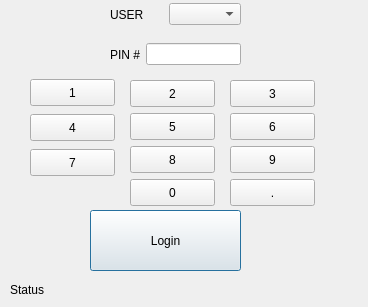
Above: login_dialog.ui from spydazcomputers/PayTERM before the change. Below: the same form after it.
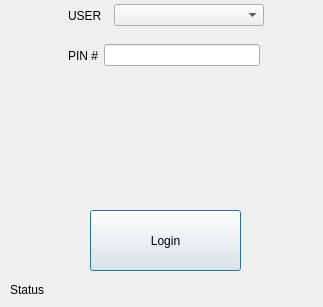
That is the form after the change. Custom widgets are drawn as their Qt base class.

Commit message: Added input formating on mobile number, changed price input to doublespinbox with validation, changed layouts, made numeric keypad a modular widget that can be embedded in each UI as opposed to recoding each time

```diff
--- a/login_dialog.ui
+++ b/login_dialog.ui
@@ -6,7 +6,7 @@
    <rect>
     <x>0</x>
     <y>0</y>
-    <width>368</width>
+    <width>323</width>
     <height>307</height>
    </rect>
   </property>
@@ -32,50 +32,6 @@
     <string>Login</string>
    </property>
   </widget>
-  <widget class="QWidget" name="layoutWidget">
-   <property name="geometry">
-    <rect>
-     <x>110</x>
-     <y>40</y>
-     <width>131</width>
-     <height>29</height>
-    </rect>
-   </property>
-   <layout class="QHBoxLayout" name="horizontalLayout">
-    <item>
-     <widget class="QLabel" name="label">
-      <property name="text">
-       <string>PIN #</string>
-      </property>
-     </widget>
-    </item>
-    <item>
-     <widget class="QLineEdit" name="lineEdit"/>
-    </item>
-   </layout>
-  </widget>
-  <widget class="QWidget" name="layoutWidget">
-   <property name="geometry">
-    <rect>
-     <x>110</x>
-     <y>0</y>
-     <width>131</width>
-     <height>29</height>
-    </rect>
-   </property>
-   <layout class="QHBoxLayout" name="horizontalLayout_2">
-    <item>
-     <widget class="QLabel" name="label_2">
-      <property name="text">
-       <string>USER</string>
-      </property>
-     </widget>
-    </item>
-    <item>
-     <widget class="QComboBox" name="comboBox_USER"/>
-    </item>
-   </layout>
-  </widget>
   <widget class="QLabel" name="UserStatus">
    <property name="geometry">
     <rect>
@@ -89,216 +45,92 @@
     <string>Status</string>
    </property>
   </widget>
-  <widget class="QPushButton" name="KP3">
+  <widget class="Keypad" name="widget" native="true">
    <property name="geometry">
     <rect>
-     <x>230</x>
-     <y>80</y>
-     <width>85</width>
-     <height>27</height>
+     <x>10</x>
+     <y>70</y>
+     <width>298</width>
+     <height>141</height>
     </rect>
    </property>
-   <property name="focusPolicy">
-    <enum>Qt::NoFocus</enum>
+   <property name="minimumSize">
+    <size>
+     <width>298</width>
+     <height>132</height>
+    </size>
    </property>
-   <property name="text">
-    <string>3</string>
-   </property>
-   <attribute name="buttonGroup">
-    <string notr="true">buttonGroup</string>
-   </attribute>
   </widget>
-  <widget class="QPushButton" name="KP9">
+  <widget class="QWidget" name="">
    <property name="geometry">
     <rect>
-     <x>230</x>
-     <y>146</y>
-     <width>85</width>
-     <height>27</height>
+     <x>68</x>
+     <y>1</y>
+     <width>196</width>
+     <height>29</height>
     </rect>
    </property>
-   <property name="focusPolicy">
-    <enum>Qt::NoFocus</enum>
-   </property>
-   <property name="text">
-    <string>9</string>
-   </property>
-   <attribute name="buttonGroup">
-    <string notr="true">buttonGroup</string>
-   </attribute>
+   <layout class="QHBoxLayout" name="horizontalLayout">
+    <item>
+     <widget class="QLabel" name="label_2">
+      <property name="text">
+       <string>USER</string>
+      </property>
+     </widget>
+    </item>
+    <item>
+     <widget class="QComboBox" name="comboBox_USER">
+      <property name="sizePolicy">
+       <sizepolicy hsizetype="Fixed" vsizetype="Fixed">
+        <horstretch>0</horstretch>
+        <verstretch>0</verstretch>
+       </sizepolicy>
+      </property>
+      <property name="minimumSize">
+       <size>
+        <width>150</width>
+        <height>0</height>
+       </size>
+      </property>
+     </widget>
+    </item>
+   </layout>
   </widget>
-  <widget class="QPushButton" name="KP0">
+  <widget class="QWidget" name="">
    <property name="geometry">
     <rect>
-     <x>130</x>
-     <y>179</y>
-     <width>85</width>
-     <height>27</height>
+     <x>68</x>
+     <y>41</y>
+     <width>192</width>
+     <height>29</height>
     </rect>
    </property>
-   <property name="focusPolicy">
-    <enum>Qt::NoFocus</enum>
-   </property>
-   <property name="text">
-    <string>0</string>
-   </property>
-   <attribute name="buttonGroup">
-    <string notr="true">buttonGroup</string>
-   </attribute>
-  </widget>
-  <widget class="QPushButton" name="KP1">
-   <property name="geometry">
-    <rect>
-     <x>30</x>
-     <y>79</y>
-     <width>85</width>
-     <height>27</height>
-    </rect>
-   </property>
-   <property name="focusPolicy">
-    <enum>Qt::NoFocus</enum>
-   </property>
-   <property name="text">
-    <string>1</string>
-   </property>
-   <attribute name="buttonGroup">
-    <string notr="true">buttonGroup</string>
-   </attribute>
-  </widget>
-  <widget class="QPushButton" name="KP6">
-   <property name="geometry">
-    <rect>
-     <x>230</x>
-     <y>113</y>
-     <width>85</width>
-     <height>27</height>
-    </rect>
-   </property>
-   <property name="focusPolicy">
-    <enum>Qt::NoFocus</enum>
-   </property>
-   <property name="text">
-    <string>6</string>
-   </property>
-   <attribute name="buttonGroup">
-    <string notr="true">buttonGroup</string>
-   </attribute>
-  </widget>
-  <widget class="QPushButton" name="KP5">
-   <property name="geometry">
-    <rect>
-     <x>130</x>
-     <y>113</y>
-     <width>85</width>
-     <height>27</height>
-    </rect>
-   </property>
-   <property name="focusPolicy">
-    <enum>Qt::NoFocus</enum>
-   </property>
-   <property name="text">
-    <string>5</string>
-   </property>
-   <attribute name="buttonGroup">
-    <string notr="true">buttonGroup</string>
-   </attribute>
-  </widget>
-  <widget class="QPushButton" name="KP7">
-   <property name="geometry">
-    <rect>
-     <x>30</x>
-     <y>149</y>
-     <width>85</width>
-     <height>27</height>
-    </rect>
-   </property>
-   <property name="focusPolicy">
-    <enum>Qt::NoFocus</enum>
-   </property>
-   <property name="text">
-    <string>7</string>
-   </property>
-   <attribute name="buttonGroup">
-    <string notr="true">buttonGroup</string>
-   </attribute>
-  </widget>
-  <widget class="QPushButton" name="KP0_2">
-   <property name="geometry">
-    <rect>
-     <x>230</x>
-     <y>179</y>
-     <width>85</width>
-     <height>27</height>
-    </rect>
-   </property>
-   <property name="focusPolicy">
-    <enum>Qt::NoFocus</enum>
-   </property>
-   <property name="text">
-    <string>.</string>
-   </property>
-   <attribute name="buttonGroup">
-    <string notr="true">buttonGroup</string>
-   </attribute>
-  </widget>
-  <widget class="QPushButton" name="KP4">
-   <property name="geometry">
-    <rect>
-     <x>30</x>
-     <y>114</y>
-     <width>85</width>
-     <height>27</height>
-    </rect>
-   </property>
-   <property name="focusPolicy">
-    <enum>Qt::NoFocus</enum>
-   </property>
-   <property name="text">
-    <string>4</string>
-   </property>
-   <attribute name="buttonGroup">
-    <string notr="true">buttonGroup</string>
-   </attribute>
-  </widget>
-  <widget class="QPushButton" name="KP8">
-   <property name="geometry">
-    <rect>
-     <x>130</x>
-     <y>146</y>
-     <width>85</width>
-     <height>27</height>
-    </rect>
-   </property>
-   <property name="focusPolicy">
-    <enum>Qt::NoFocus</enum>
-   </property>
-   <property name="text">
-    <string>8</string>
-   </property>
-   <attribute name="buttonGroup">
-    <string notr="true">buttonGroup</string>
-   </attribute>
-  </widget>
-  <widget class="QPushButton" name="KP2">
-   <property name="geometry">
-    <rect>
-     <x>130</x>
-     <y>80</y>
-     <width>85</width>
-     <height>27</height>
-    </rect>
-   </property>
-   <property name="focusPolicy">
-    <enum>Qt::NoFocus</enum>
-   </property>
-   <property name="text">
-    <string>2</string>
-   </property>
-   <attribute name="buttonGroup">
-    <string notr="true">buttonGroup</string>
-   </attribute>
+   <layout class="QHBoxLayout" name="horizontalLayout_2">
+    <item>
+     <widget class="QLabel" name="label">
+      <property name="text">
+       <string>PIN #</string>
+      </property>
+     </widget>
+    </item>
+    <item>
+     <widget class="QLineEdit" name="lineEdit">
+      <property name="echoMode">
+       <enum>QLineEdit::Password</enum>
+      </property>
+     </widget>
+    </item>
+   </layout>
   </widget>
  </widget>
+ <customwidgets>
+  <customwidget>
+   <class>Keypad</class>
+   <extends>QWidget</extends>
+   <header>keypad.h</header>
+   <container>1</container>
+  </customwidget>
+ </customwidgets>
  <tabstops>
   <tabstop>comboBox_USER</tabstop>
   <tabstop>lineEdit</tabstop>
```
The commit also changes 8 other files.
